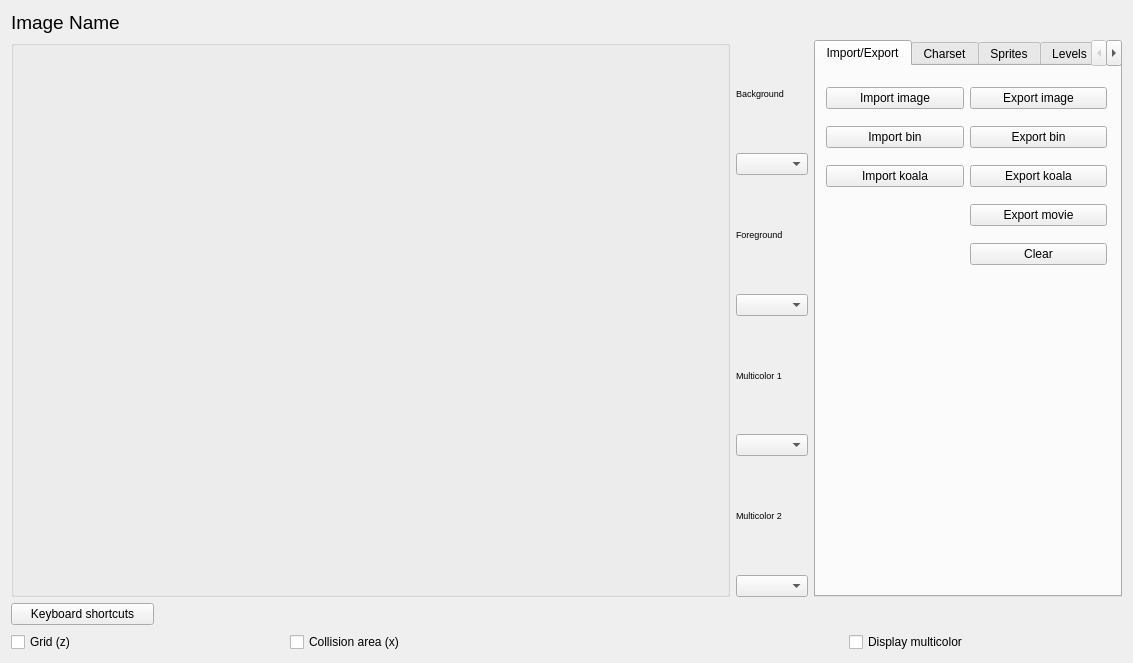
First picture: the form in source/trsedocuments/formimageeditor.ui, repository leuat/TRSE, before the edit.
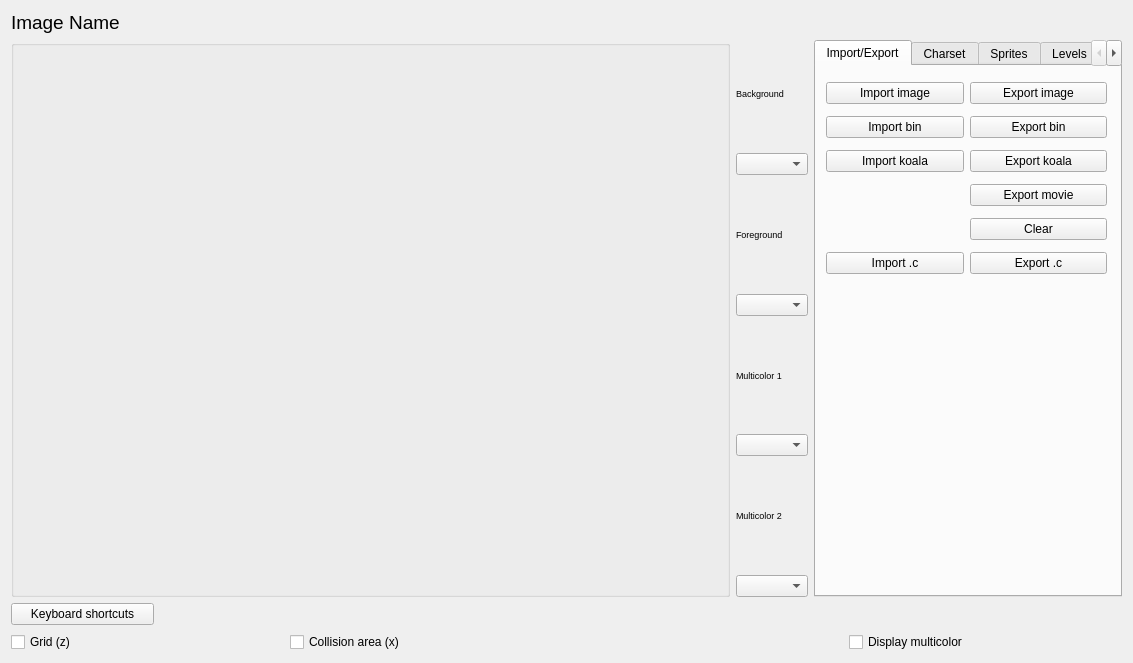
Second picture: the form after the edit. The open tabs and pages were chosen to show the change. Custom widgets are drawn as their Qt base class.

What changed in the file:
```diff
--- a/source/trsedocuments/formimageeditor.ui
+++ b/source/trsedocuments/formimageeditor.ui
@@ -139,31 +139,7 @@
            <height>205</height>
           </rect>
          </property>
-         <layout class="QGridLayout" name="gridLayout_2" rowstretch="0,0,0,0,0,0,0" columnstretch="0,0">
-          <item row="3" column="1">
-           <widget class="QPushButton" name="btnExportKoala">
-            <property name="text">
-             <string>Export koala</string>
-            </property>
-           </widget>
-          </item>
-          <item row="0" column="0">
-           <widget class="QPushButton" name="btnImport">
-            <property name="toolTip">
-             <string>Imports a png/jpg into a c64 image of any type</string>
-            </property>
-            <property name="text">
-             <string>Import image</string>
-            </property>
-           </widget>
-          </item>
-          <item row="3" column="0">
-           <widget class="QPushButton" name="btnImportKoala">
-            <property name="text">
-             <string>Import koala</string>
-            </property>
-           </widget>
-          </item>
+         <layout class="QGridLayout" name="gridLayout_2" rowstretch="0,0,0,0,0,0,0,0" columnstretch="0,0">
           <item row="0" column="1">
            <widget class="QPushButton" name="btnExportImage">
             <property name="toolTip">
@@ -184,16 +160,6 @@
             </property>
            </widget>
           </item>
-          <item row="2" column="0">
-           <widget class="QPushButton" name="btnImportBin">
-            <property name="toolTip">
-             <string>Import binary data (from CBM PRG studio etc). Plain C64 binary format.</string>
-            </property>
-            <property name="text">
-             <string>Import bin</string>
-            </property>
-           </widget>
-          </item>
           <item row="5" column="1">
            <widget class="QPushButton" name="btnExportMovie">
             <property name="text">
@@ -211,6 +177,54 @@
             </property>
            </widget>
           </item>
+          <item row="2" column="0">
+           <widget class="QPushButton" name="btnImportBin">
+            <property name="toolTip">
+             <string>Import binary data (from CBM PRG studio etc). Plain C64 binary format.</string>
+            </property>
+            <property name="text">
+             <string>Import bin</string>
+            </property>
+           </widget>
+          </item>
+          <item row="0" column="0">
+           <widget class="QPushButton" name="btnImport">
+            <property name="toolTip">
+             <string>Imports a png/jpg into a c64 image of any type</string>
+            </property>
+            <property name="text">
+             <string>Import image</string>
+            </property>
+           </widget>
+          </item>
+          <item row="3" column="1">
+           <widget class="QPushButton" name="btnExportKoala">
+            <property name="text">
+             <string>Export koala</string>
+            </property>
+           </widget>
+          </item>
+          <item row="3" column="0">
+           <widget class="QPushButton" name="btnImportKoala">
+            <property name="text">
+             <string>Import koala</string>
+            </property>
+           </widget>
+          </item>
+          <item row="7" column="1">
+           <widget class="QPushButton" name="btnExportC">
+            <property name="text">
+             <string>Export .c</string>
+            </property>
+           </widget>
+          </item>
+          <item row="7" column="0">
+           <widget class="QPushButton" name="btnImportC">
+            <property name="text">
+             <string>Import .c</string>
+            </property>
+           </widget>
+          </item>
          </layout>
          <zorder>btnImport</zorder>
          <zorder>btnImportBin</zorder>
```
Left out of the diff: 106 changed lines with no effect on the pictures.
